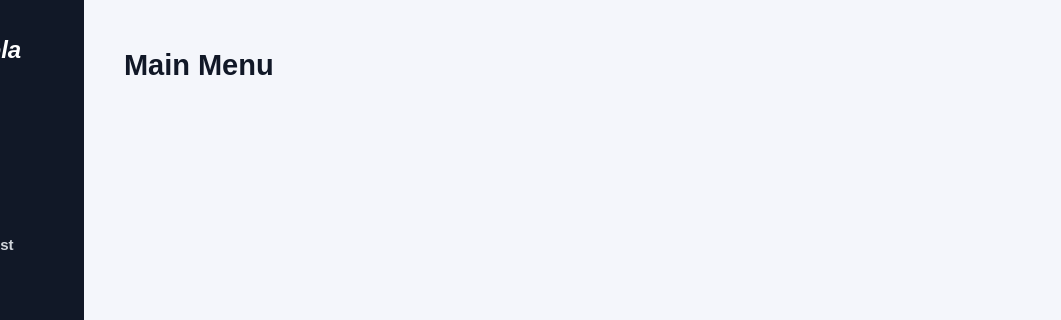
Qt form Oscuola/mainwindow.ui (mohamed-adhd/Oscuola) before a commit; both pictures show x 136 to 1197 and y 0 to 320 of the 1197 by 668 pixel window.
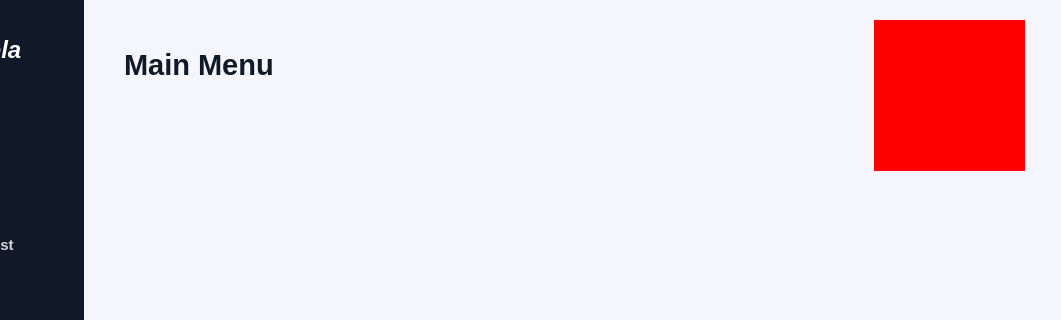
The same form after that commit. The open tabs and pages were chosen to show the change.

```diff
--- a/Oscuola/mainwindow.ui
+++ b/Oscuola/mainwindow.ui
@@ -647,12 +647,15 @@
      <widget class="QLabel" name="label_10">
       <property name="geometry">
        <rect>
-        <x>260</x>
-        <y>90</y>
-        <width>400</width>
-        <height>30</height>
+        <x>1010</x>
+        <y>20</y>
+        <width>151</width>
+        <height>151</height>
        </rect>
       </property>
+      <property name="styleSheet">
+       <string notr="true">background: red;</string>
+      </property>
       <property name="text">
        <string/>
       </property>
```
Left out of the diff: 104 changed lines with no effect on the pictures.
